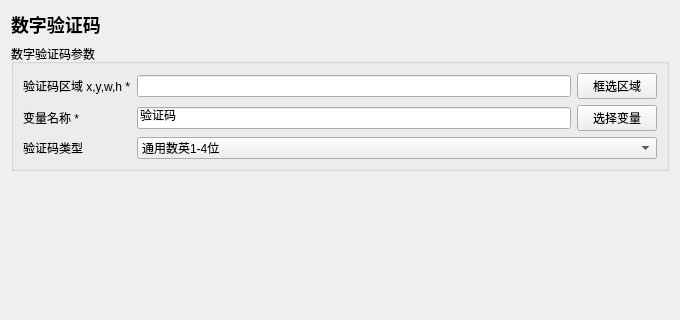
The window that instructions/获取变量/数字验证码/数字验证码.ui (714248411/AnClicker) describes before a commit, drawn with Qt 5; both pictures show x 0 to 680 and y 0 to 320 of the 680 by 700 pixel window.
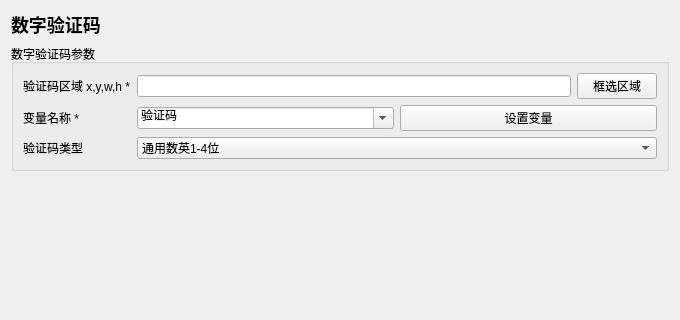
The same window after the commit.

What changed in the file:
```diff
--- a/instructions/获取变量/数字验证码/数字验证码.ui
+++ b/instructions/获取变量/数字验证码/数字验证码.ui
@@ -4,7 +4,7 @@
 <layout class="QVBoxLayout" name="rootLayout">
 <item><widget class="QLabel" name="titleLabel"><property name="text"><string>数字验证码</string></property><property name="styleSheet"><string>font-size: 18px; font-weight: 600;</string></property></widget></item>
 <item><widget class="QGroupBox" name="parameterGroupBox"><property name="title"><string>数字验证码参数</string></property><layout class="QFormLayout" name="parameterFormLayout"><item row="0" column="0"><widget class="QLabel" name="parameterLabel_0"><property name="text"><string>验证码区域 x,y,w,h *</string></property></widget></item><item row="0" column="1"><widget class="QWidget" name="parameterContainer_0" native="true"><layout class="QHBoxLayout" name="parameterLayout_0"><property name="leftMargin"><number>0</number></property><property name="topMargin"><number>0</number></property><property name="rightMargin"><number>0</number></property><property name="bottomMargin"><number>0</number></property><item><widget class="QLineEdit" name="parameter_0"><property name="text"><string></string></property></widget></item><item><widget class="QPushButton" name="auxiliary_0"><property name="text"><string>框选区域</string></property></widget></item></layout></widget></item>
-<item row="1" column="0"><widget class="QLabel" name="parameterLabel_1"><property name="text"><string>变量名称 *</string></property></widget></item><item row="1" column="1"><widget class="QWidget" name="parameterContainer_1" native="true"><layout class="QHBoxLayout" name="parameterLayout_1"><property name="leftMargin"><number>0</number></property><property name="topMargin"><number>0</number></property><property name="rightMargin"><number>0</number></property><property name="bottomMargin"><number>0</number></property><item><widget class="QLineEdit" name="parameter_1"><property name="text"><string>验证码</string></property></widget></item><item><widget class="QPushButton" name="auxiliary_1"><property name="text"><string>选择变量</string></property></widget></item></layout></widget></item>
+<item row="1" column="0"><widget class="QLabel" name="parameterLabel_1"><property name="text"><string>变量名称 *</string></property></widget></item><item row="1" column="1"><widget class="QWidget" name="parameterContainer_1" native="true"><layout class="QHBoxLayout" name="parameterLayout_1"><property name="leftMargin"><number>0</number></property><property name="topMargin"><number>0</number></property><property name="rightMargin"><number>0</number></property><property name="bottomMargin"><number>0</number></property><item><widget class="QComboBox" name="parameter_1"><property name="editable"><bool>true</bool></property><item><property name="text"><string>验证码</string></property></item></widget></item><item><widget class="QPushButton" name="auxiliary_1"><property name="text"><string>设置变量</string></property></widget></item></layout></widget></item>
 <item row="2" column="0"><widget class="QLabel" name="parameterLabel_2"><property name="text"><string>验证码类型</string></property></widget></item><item row="2" column="1"><widget class="QComboBox" name="parameter_2"><item><property name="text"><string>通用数英1-4位</string></property></item><item><property name="text"><string>通用数英5-8位</string></property></item><item><property name="text"><string>通用数英9~11位</string></property></item><item><property name="text"><string>通用数英12位及以上</string></property></item><item><property name="text"><string>通用数英1~6位plus</string></property></item><item><property name="text"><string>定制-数英5位~qcs</string></property></item><item><property name="text"><string>定制-纯数字4位</string></property></item><item><property name="text"><string>通用中文字符1~2位</string></property></item><item><property name="text"><string>通用中文字符3~5位</string></property></item><item><property name="text"><string>通用中文字符6~8位</string></property></item><item><property name="text"><string>通用中文字符9位及以上</string></property></item><item><property name="text"><string>定制-XX西游苦行中文字符</string></property></item><item><property name="text"><string>通用数字计算题</string></property></item><item><property name="text"><string>通用中文计算题</string></property></item><property name="currentIndex"><number>0</number></property></widget></item></layout></widget></item>
 <item><spacer name="verticalSpacer"><property name="orientation"><enum>Qt::Vertical</enum></property><property name="sizeHint" stdset="0"><size><width>20</width><height>20</height></size></property></spacer></item>
 <item><widget class="QGroupBox" name="commonGroupBox"><property name="title"><string>通用参数</string></property><layout class="QFormLayout" name="commonFormLayout">
```
